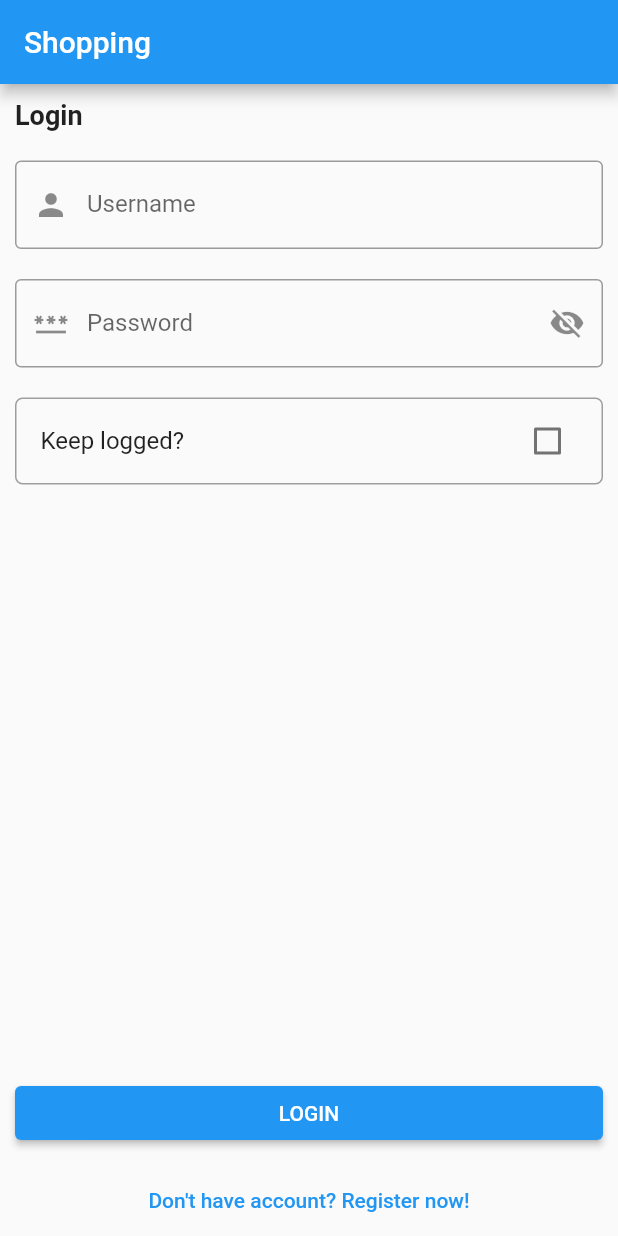
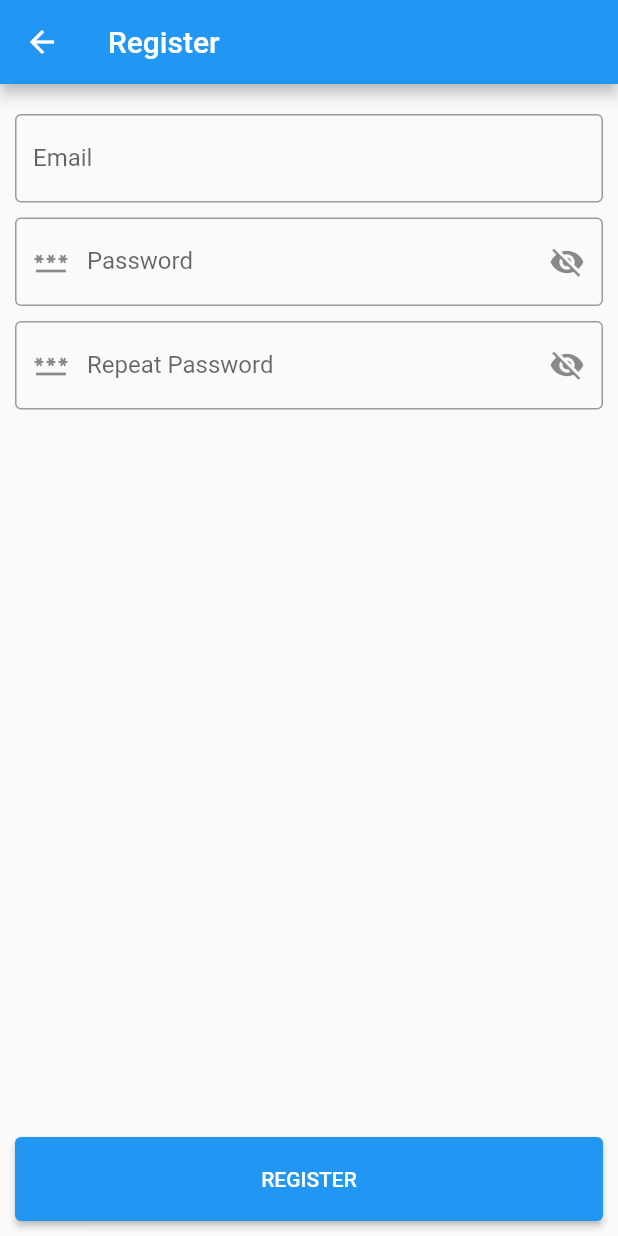
Before and after one commit to aIv4ro/Shopping-App, a Flutter app: the screen it shows after launch, after a tap on "Don't have account? Register now!", on a phone screen of 412 x 824 dp. Run offline on Flutter 3.47's test engine with Material 2 defaults, Android fonts, the phone set to English and light mode, and no system bars; our stand-ins replace cloud_firestore, equatable, firebase_auth, firebase_core, flutter_bloc; accounts and stored records are empty; generated files the repository leaves out were written again; network calls fail.

Commit message:
- auth repository - register page

```diff
--- /dev/null
+++ b/lib/bloc/register/register_bloc.dart
@@ -0,0 +1,47 @@
+import 'dart:async';
+import 'package:flutter_bloc/flutter_bloc.dart';
+import 'package:shopping/bloc/register/register_event.dart';
+import 'package:shopping/bloc/register/register_state.dart';
+import 'package:shopping/repositories/AuthRepository.dart';
+import 'package:shopping/repositories/UsersRepository.dart';
+
+class RegisterBloc extends Bloc<RegisterEvent, RegisterState> {
+  RegisterBloc({
+    required this.usersRepository,
+    required this.authRepository,
+  }) : super(
+    const RegisterState()
+  ) {
+    on<LoadEmails>(_onLoadEmails);
+    on<CreateUser>(_onCreateUser);
+  }
+
+  final UsersRepository usersRepository;
+  final AuthRepository authRepository;
+
+  Future<void> _onLoadEmails(
+    LoadEmails event, Emitter<RegisterState> emit
+  ) async {
+    emit(state.copyWith(status: () => RegisterStatus.loadingData));
+    final emails = await usersRepository.loadAllEmails();
+
+    emit(
+      state.copyWith(
+        status: () => RegisterStatus.success,
+        emails: () => emails,
+      ),
+    );
+  }
+
+  Future<void> _onCreateUser(
+    CreateUser event, Emitter<RegisterState> emit
+  ) async {
+    emit(state.copyWith(status: () => RegisterStatus.creatingUser));
+      try{
+        await authRepository.registerUser(event.email, event.password);
+        emit(state.copyWith(status: () => RegisterStatus.userRegistered));
+      }catch(err) {
+        emit(state.copyWith(status: () => RegisterStatus.registerError));
+      }
+  }
+}
--- /dev/null
+++ b/lib/bloc/register/register_event.dart
@@ -0,0 +1,22 @@
+import 'package:equatable/equatable.dart';
+
+abstract class RegisterEvent extends Equatable {
+  const RegisterEvent();
+
+  @override
+  List<Object> get props => [];
+}
+
+class LoadEmails extends RegisterEvent {
+  const LoadEmails();
+}
+
+class CreateUser extends RegisterEvent {
+  const CreateUser({required this.email, required this.password});
+
+  final String email;
+  final String password;
+
+  @override
+  List<Object> get props => [email, password];
+}
--- /dev/null
+++ b/lib/bloc/register/register_state.dart
@@ -0,0 +1,28 @@
+import 'package:equatable/equatable.dart';
+
+enum RegisterStatus {
+  initialState, loadingData, success, creatingUser, userRegistered, registerError
+}
+
+class RegisterState extends Equatable {
+  const RegisterState({
+    this.status = RegisterStatus.initialState,
+    this.emails = const [],
+  });
+
+  final RegisterStatus status;
+  final List<String> emails;
+
+  RegisterState copyWith({
+    RegisterStatus Function()? status,
+    List<String> Function()? emails,
+  }) {
+    return RegisterState(
+      status: status != null ? status() : this.status,
+      emails: emails != null ? emails() : this.emails,
+    );
+  }
+
+  @override
+  List<Object?> get props => [status, emails];
+}
--- a/lib/main.dart
+++ b/lib/main.dart
@@ -22,9 +22,13 @@ class Shopping extends StatelessWidget {
       title: 'Shopping',
       theme: ThemeData(
         primarySwatch: Colors.blue,
+        inputDecorationTheme: const InputDecorationTheme(
+          border: OutlineInputBorder()
+        )
       ),
       routes: routes,
       initialRoute: login,
+      debugShowCheckedModeBanner: false,
     );
   }
 }
--- a/lib/pages/login/login_page.dart
+++ b/lib/pages/login/login_page.dart
@@ -1,4 +1,9 @@
+import 'dart:developer';
 import 'package:flutter/material.dart';
+import 'package:flutter_bloc/flutter_bloc.dart';
+import 'package:shopping/repositories/AuthRepository.dart';
+import 'package:shopping/repositories/UsersRepository.dart';
+import 'package:shopping/routes/paths.dart';
 import 'package:shopping/widgets/list_with_footer.dart';
 import 'package:shopping/widgets/password_input.dart';
 
@@ -11,8 +16,23 @@ class LoginPage extends StatefulWidget {
 
 class _LoginPageState extends State<LoginPage> {
   bool keepLogged = false;
+  late UsersRepository usersRepository = context.read<UsersRepository>();
+  late AuthRepository authRepository = context.read<AuthRepository>();
+  final emailController = TextEditingController();
+  final passwordController = TextEditingController();
 
   void onKeepLoggedChange(value) => setState(() => keepLogged = value);
+  void login() {
+    authRepository.login(
+      emailController.text, passwordController.text
+    ).then((value) {
+      log('Logged');
+    }).catchError((err) {
+      ScaffoldMessenger.of(context).showSnackBar(
+        const SnackBar(content: Text('Invalid credentials'))
+      );
+    });
+  }
 
   @override
   Widget build(BuildContext context) {
@@ -32,7 +52,7 @@ class _LoginPageState extends State<LoginPage> {
                 padding: const EdgeInsets.all(10),
                 width: double.infinity,
                 child: ElevatedButton(
-                    onPressed: () {},
+                    onPressed: login,
                     child: const Padding(
                       padding: EdgeInsets.all(10),
                       child: Text('LOGIN'),
@@ -40,7 +60,9 @@ class _LoginPageState extends State<LoginPage> {
                 ),
               ),
               TextButton(
-                onPressed: () {},
+                onPressed: () {
+                  Navigator.of(context).pushNamed(register);
+                },
                 child: const Text("Don't have account? Register now!"),
               ),
             ],
@@ -55,17 +77,19 @@ class _LoginPageState extends State<LoginPage> {
               Padding(
                 padding: const EdgeInsets.all(10),
                 child: TextFormField(
+                  controller: emailController,
                   decoration: const InputDecoration(
-                      border: OutlineInputBorder(),
-                      prefixIcon: Icon(Icons.person),
-                      labelText: 'Username'
+                    border: OutlineInputBorder(),
+                    prefixIcon: Icon(Icons.email),
+                    labelText: 'Email',
                   ),
                 ),
               ),
-              const PasswordInput(
-                border: OutlineInputBorder(),
-                prefixIcon: Icon(Icons.password),
-                padding: EdgeInsets.all(10),
+              PasswordInput(
+                controller: passwordController,
+                border: const OutlineInputBorder(),
+                prefixIcon: const Icon(Icons.password),
+                padding: const EdgeInsets.all(10),
                 labelText: 'Password',
               ),
               Padding(
@@ -75,10 +99,12 @@ class _LoginPageState extends State<LoginPage> {
                   onChanged: onKeepLoggedChange,
                   title: const Text('Keep logged?'),
                   shape: const RoundedRectangleBorder(
-                      side: BorderSide(
-                        color: Colors.grey,
-                      ),
-                      borderRadius: BorderRadius.all(Radius.circular(5))
+                    side: BorderSide(
+                      color: Colors.grey,
+                    ),
+                    borderRadius: BorderRadius.all(
+                      Radius.circular(5),
+                    ),
                   ),
                 ),
               )
--- /dev/null
+++ b/lib/pages/register/register_page.dart
@@ -0,0 +1,143 @@
+import 'package:flutter/material.dart';
+import 'package:flutter_bloc/flutter_bloc.dart';
+import 'package:shopping/bloc/register/register_bloc.dart';
+import 'package:shopping/bloc/register/register_event.dart';
+import 'package:shopping/bloc/register/register_state.dart';
+import 'package:shopping/routes/paths.dart';
+import 'package:shopping/utils/validations.dart';
+import 'package:shopping/widgets/list_with_footer.dart';
+import 'package:shopping/widgets/password_input.dart';
+
+class RegisterPage extends StatefulWidget {
+  const RegisterPage({Key? key}) : super(key: key);
+
+  @override
+  State<StatefulWidget> createState() => _RegisterPageState();
+}
+
+class _RegisterPageState extends State<RegisterPage> {
+  final emailController = TextEditingController();
+  final passwordController = TextEditingController();
+  final _formKey = GlobalKey<FormState>();
+
+  @override
+  void dispose() {
+    super.dispose();
+    emailController.dispose();
+    passwordController.dispose();
+  }
+
+  @override
+  Widget build(BuildContext context) {
+    return Scaffold(
+      appBar: AppBar(
+        title: const Text('Register'),
+      ),
+      body: BlocListener<RegisterBloc, RegisterState>(
+        listener: (context, state) {
+          if (state.status == RegisterStatus.registerError) {
+            ScaffoldMessenger.of(context)
+              ..hideCurrentSnackBar()
+              ..showSnackBar(
+                const SnackBar(
+                  content: Text('Register error, try again'),
+                ),
+              );
+          }
+
+          if(state.status == RegisterStatus.userRegistered) {
+            ScaffoldMessenger.of(context).showSnackBar(
+              const SnackBar(content: Text('User registered'),),
+            );
+
+            Navigator.of(context).pushReplacementNamed(login);
+          }
+        },
+        child: BlocBuilder<RegisterBloc, RegisterState>(
+          builder: (context, state) {
+            if (state.status == RegisterStatus.loadingData) {
+              return const Center(
+                child: CircularProgressIndicator(),
+              );
+            }
+
+            final bloc = context.read<RegisterBloc>();
+
+            return Form(
+              key: _formKey,
+              child: ListWithFooter(
+                padding: const EdgeInsets.all(10),
+                footer: [
+                  SizedBox(
+                    width: double.infinity,
+                    child: state.status == RegisterStatus.creatingUser ?
+                    const Center(child: CircularProgressIndicator(),) :
+                    ElevatedButton(
+                      onPressed: () {
+                        if(_formKey.currentState == null || !_formKey.currentState!.validate()){
+                          ScaffoldMessenger.of(context).showSnackBar(
+                              const SnackBar(content: Text('Error, check inputs',),)
+                          );
+
+                          return;
+                        }
+
+                        bloc.add(
+                          CreateUser(
+                              email: emailController.text,
+                              password: passwordController.text
+                          ),
+                        );
+                      },
+                      child: const Padding(
+                        padding: EdgeInsets.symmetric(vertical: 20,),
+                        child: Text('REGISTER'),
+                      ),
+                    ),
+                  )
+                ],
+                children: [
+                  const SizedBox(
+                    height: 10,
+                  ),
+                  TextFormField(
+                    autovalidateMode: AutovalidateMode.onUserInteraction,
+                    validator: EmailValidation(emails: state.emails).validate,
+                    controller: emailController,
+                    decoration: const InputDecoration(
+                      labelText: 'Email',
+                    ),
+                  ),
+                  const SizedBox(
+                    height: 10,
+                  ),
+                  PasswordInput(
+                    autovalidateMode: AutovalidateMode.onUserInteraction,
+                    validator: const PasswordValidation().validate,
+                    controller: passwordController,
+                    labelText: 'Password',
+                    prefixIcon: const Icon(Icons.password),
+                  ),
+                  const SizedBox(
+                    height: 10,
+                  ),
+                  PasswordInput(
+                    autovalidateMode: AutovalidateMode.onUserInteraction,
+                    validator:
+                    RepeatPasswordValidation(password: passwordController)
+                        .validate,
+                    labelText: 'Repeat Password',
+                    prefixIcon: const Icon(Icons.password),
+                  ),
+                  const SizedBox(
+                    height: 10,
+                  ),
+                ],
+              ),
+            );
+          },
+        )
+      ),
+    );
+  }
+}
--- a/lib/repositories/AuthRepository.dart
+++ b/lib/repositories/AuthRepository.dart
@@ -1,3 +1,16 @@
+import 'package:firebase_auth/firebase_auth.dart';
+
 class AuthRepository {
+  final firebaseAuth = FirebaseAuth.instance;
 
+  Future<void> login(String email, String password) async {
+    await firebaseAuth.signInWithEmailAndPassword(
+        email: email, password: password,
+    );
+  }
+
+  Future<void> registerUser(String email, String password) async {
+    await firebaseAuth.createUserWithEmailAndPassword(
+        email: email, password: password);
+  }
 }
--- a/lib/repositories/UsersRepository.dart
+++ b/lib/repositories/UsersRepository.dart
@@ -5,7 +5,7 @@ class UsersRepository {
   final firestore = FirebaseFirestore.instance;
   final collectionName = 'users';
 
-  Future<List<User>> findAllUsers(User user) async {
+  Future<List<User>> findAllUsers() async {
     final querySnapshot = await firestore.collection(collectionName).get();
     final users = querySnapshot.docs.map((doc) {
       final json = {
@@ -18,4 +18,13 @@ class UsersRepository {
 
     return users;
   }
+
+  Future<List<String>> loadAllEmails() async {
+    final querySnapshot = await firestore.collection(collectionName).get();
+    final emails = querySnapshot.docs.map(
+      (doc) => doc.data()['email'].toString()
+    ).toList();
+
+    return emails;
+  }
 }
--- a/lib/routes/routes.dart
+++ b/lib/routes/routes.dart
@@ -1,9 +1,36 @@
 import 'package:flutter/widgets.dart';
+import 'package:flutter_bloc/flutter_bloc.dart';
+import 'package:shopping/bloc/register/register_bloc.dart';
+import 'package:shopping/bloc/register/register_event.dart';
 import 'package:shopping/pages/login/login_page.dart';
+import 'package:shopping/pages/register/register_page.dart';
+import 'package:shopping/repositories/AuthRepository.dart';
+import 'package:shopping/repositories/UsersRepository.dart';
 import 'package:shopping/routes/paths.dart';
 
 final routes = <String, WidgetBuilder>{
   login: (context) {
-    return const LoginPage();
+    return MultiRepositoryProvider(
+      providers: [
+        RepositoryProvider<UsersRepository>(create: (_) => UsersRepository()),
+        RepositoryProvider<AuthRepository>(create: (_) => AuthRepository()),
+      ],
+      child: const LoginPage(),
+    );
+  },
+  register: (context) {
+    return MultiRepositoryProvider(
+      providers: [
+        RepositoryProvider<UsersRepository>(create: (_) => UsersRepository()),
+        RepositoryProvider<AuthRepository>(create: (_) => AuthRepository()),
+      ],
+      child: BlocProvider(
+        create: (blocProviderContext) => RegisterBloc(
+          authRepository: blocProviderContext.read(),
+          usersRepository: blocProviderContext.read(),
+        )..add(const LoadEmails()),
+        child: const RegisterPage(),
+      ),
+    );
   }
 };
--- a/lib/utils/validations.dart
+++ b/lib/utils/validations.dart
@@ -15,8 +15,8 @@ class PasswordValidation extends Validation {
       return "Field can't be empty";
     }
 
-    if(value.length < 5){
-      return 'Min length is 5!';
+    if(value.length < 6){
+      return 'Min length is 6!';
     }
 
     if(!value.codeUnits.any((element) => element.isDigit)){
@@ -89,5 +89,4 @@ class EmailValidation extends Validation {
 
     return null;
   }
-
 }
--- /dev/null
+++ b/lib/widgets/email_input.dart
@@ -0,0 +1,22 @@
+import 'package:flutter/material.dart';
+import 'package:shopping/utils/validations.dart';
+
+class EmailInput extends StatelessWidget {
+  const EmailInput({
+    Key? key, required this.emailValidation
+  }) : super(key: key);
+
+  final EmailValidation emailValidation;
+
+  @override
+  Widget build(BuildContext context) {
+    return TextFormField(
+      validator: emailValidation.validate,
+      decoration: const InputDecoration(
+        labelText: 'Email',
+        border: OutlineInputBorder(),
+        prefixIcon: Icon(Icons.email),
+      ),
+    );
+  }
+}
--- a/lib/widgets/list_with_footer.dart
+++ b/lib/widgets/list_with_footer.dart
@@ -4,15 +4,19 @@ class ListWithFooter extends StatelessWidget {
   const ListWithFooter({
     Key? key,
     required this.children,
-    required this.footer
+    required this.footer,
+    this.padding = EdgeInsets.zero,
   }) : super(key: key);
 
   final List<Widget> children;
   final List<Widget> footer;
+  final EdgeInsets padding;
 
   @override
   Widget build(BuildContext context) {
-    return CustomScrollView(
+    return Padding(
+      padding: padding,
+      child: CustomScrollView(
         slivers: [
           SliverList(
               delegate: SliverChildListDelegate(children)
@@ -25,6 +29,7 @@ class ListWithFooter extends StatelessWidget {
             ),
           ),
         ],
+      ),
     );
   }
 }
--- a/pubspec.yaml
+++ b/pubspec.yaml
@@ -37,6 +37,8 @@ dependencies:
   firebase_core: ^1.19.1
   cloud_firestore: ^3.2.1
   flutter_bloc: ^8.0.1
+  firebase_auth: ^3.4.1
+  equatable: ^2.0.3
 
 dev_dependencies:
   flutter_test:
```
Also changed, not shown: pubspec.lock, 1 other file. Lines whose indentation alone changed are shown as unchanged.
